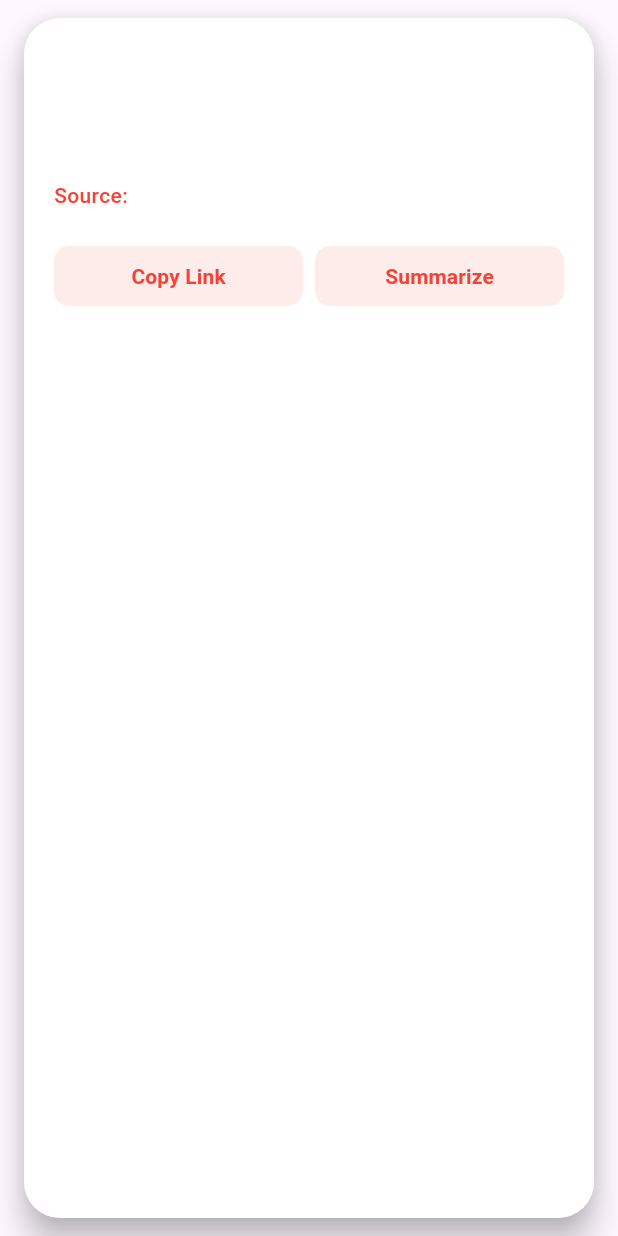
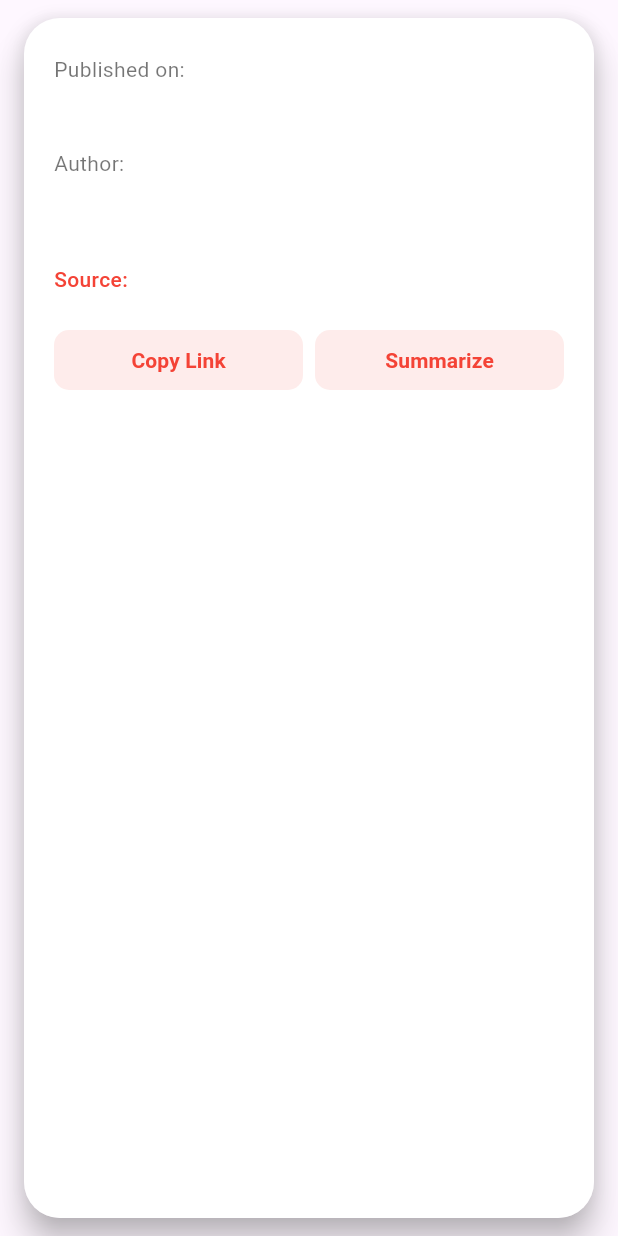
Before and after one commit to serveta/NewZ, a Flutter app: the NewsCard widget shown alone on an empty page, opened directly with empty values, on a phone screen of 412 x 824 dp. Run offline on Flutter 3.47's test engine with Material 3 defaults, Android fonts, the phone set to English and light mode, and no system bars; our stand-ins replace cloud_firestore, firebase_auth, firebase_core, google_generative_ai, google_sign_in, webview_flutter; accounts and stored records are empty.

Commit message:
Updated news card, added author and published date of news

```diff
--- a/lib/pages/homeCurrent.dart
+++ b/lib/pages/homeCurrent.dart
@@ -229,6 +229,10 @@ class _MainScreenState extends State<MainScreen> {
     });
   }
 
+  String formatDate(String date) {
+    return date.split('T').first;
+  }
+
   @override
   Widget build(BuildContext context) {
     return Scaffold(
@@ -289,6 +293,8 @@ class _MainScreenState extends State<MainScreen> {
                 summary: article['description'] ?? 'No description',
                 imageUrl: article['urlToImage'] ?? '',
                 source: article['source']['name'] ?? 'Unknown Source',
+                author: article['author'] ?? article['source'],
+                publishedDate: formatDate(article['publishedAt']) ?? 'Unknown',
                 onShare: () {
                   Clipboard.setData(ClipboardData(text: article['url']))
                       .then((_) {
@@ -503,6 +509,8 @@ class NewsCard extends StatelessWidget {
   final String summary;
   final String imageUrl;
   final String source;
+  final String author;
+  final String publishedDate;
   final VoidCallback onShare;
   final VoidCallback onSummarize;
 
@@ -512,6 +520,8 @@ class NewsCard extends StatelessWidget {
     required this.summary,
     required this.imageUrl,
     required this.source,
+    required this.author,
+    required this.publishedDate,
     required this.onShare,
     required this.onSummarize,
   }) : super(key: key);
@@ -520,9 +530,9 @@ class NewsCard extends StatelessWidget {
   Widget build(BuildContext context) {
     return Card(
       margin: const EdgeInsets.symmetric(
-          horizontal: 16, vertical: 12), // increased margins
+          horizontal: 16, vertical: 12),
       shape: RoundedRectangleBorder(
-        borderRadius: BorderRadius.circular(24), // increased radius
+        borderRadius: BorderRadius.circular(24),
       ),
       elevation: 10,
       child: Container(
@@ -552,7 +562,7 @@ class NewsCard extends StatelessWidget {
                     child: Image.network(
                       imageUrl,
                       fit: BoxFit.cover,
-                      height: 220, // increased height
+                      height: 220,
                       width: double.infinity,
                       errorBuilder: (context, error, stackTrace) => Container(
                         height: 220,
@@ -565,29 +575,47 @@ class NewsCard extends StatelessWidget {
                 ],
               ),
             Padding(
-              padding: const EdgeInsets.all(20.0), // increased padding
+              padding: const EdgeInsets.all(20.0),
               child: Column(
                 crossAxisAlignment: CrossAxisAlignment.start,
                 children: [
+                  const SizedBox(height: 4),
+                  Text(
+                    "Published on: $publishedDate",
+                    style: const TextStyle(
+                      fontSize: 14,
+                      color: Colors.black54,
+                      fontWeight: FontWeight.w400,
+                    ),
+                  ),
                   Text(
                     title,
                     style: const TextStyle(
-                      fontSize: 22, // increased font size
+                      fontSize: 22,
                       fontWeight: FontWeight.bold,
                       color: Colors.black87,
                       height: 1.4,
                     ),
                   ),
-                  const SizedBox(height: 12), // increased spacing
+                  const SizedBox(height: 12),
+                  Text(
+                    "Author: $author",
+                    style: const TextStyle(
+                      fontSize: 14,
+                      color: Colors.black54,
+                      fontWeight: FontWeight.w400,
+                    ),
+                  ),
+                  const SizedBox(height: 12),
                   Text(
                     summary,
                     style: TextStyle(
-                      fontSize: 16, // increased font size
+                      fontSize: 16,
                       color: Colors.grey[800],
                       height: 1.6,
                     ),
                   ),
-                  const SizedBox(height: 20), // increased spacing
+                  const SizedBox(height: 20),
                   Text(
                     "Source: $source",
                     style: const TextStyle(
@@ -596,7 +624,7 @@ class NewsCard extends StatelessWidget {
                       fontWeight: FontWeight.w500,
                     ),
                   ),
-                  const SizedBox(height: 20), // increased spacing
+                  const SizedBox(height: 20),
                   Row(
                     children: [
                       Expanded(
```
